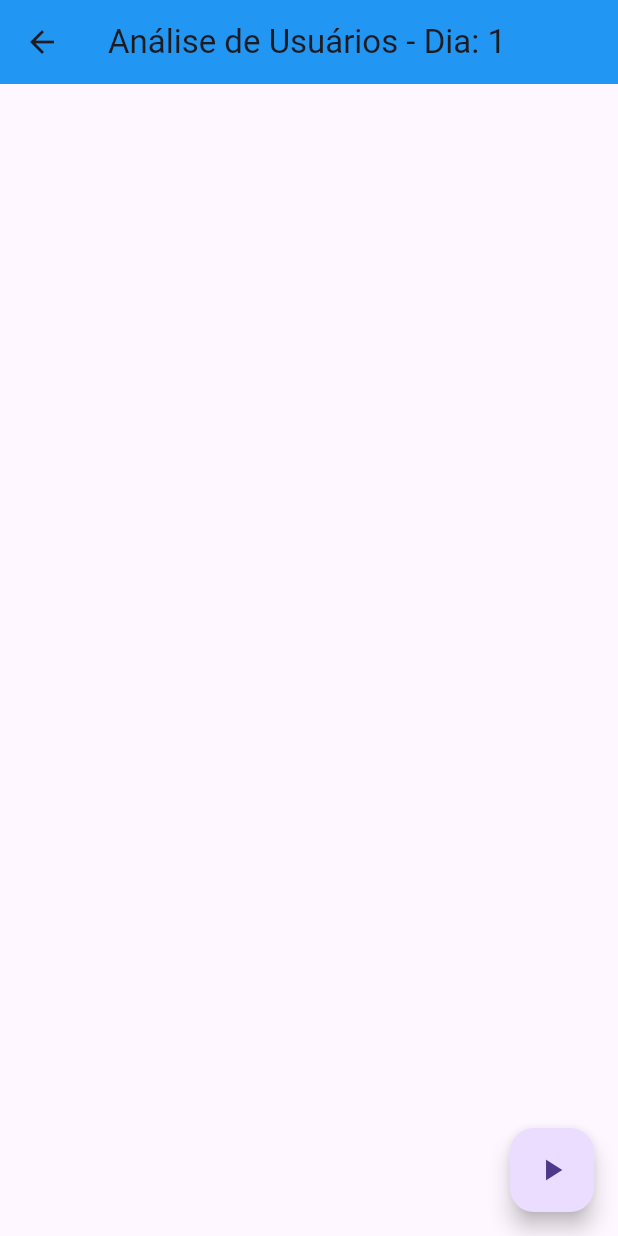
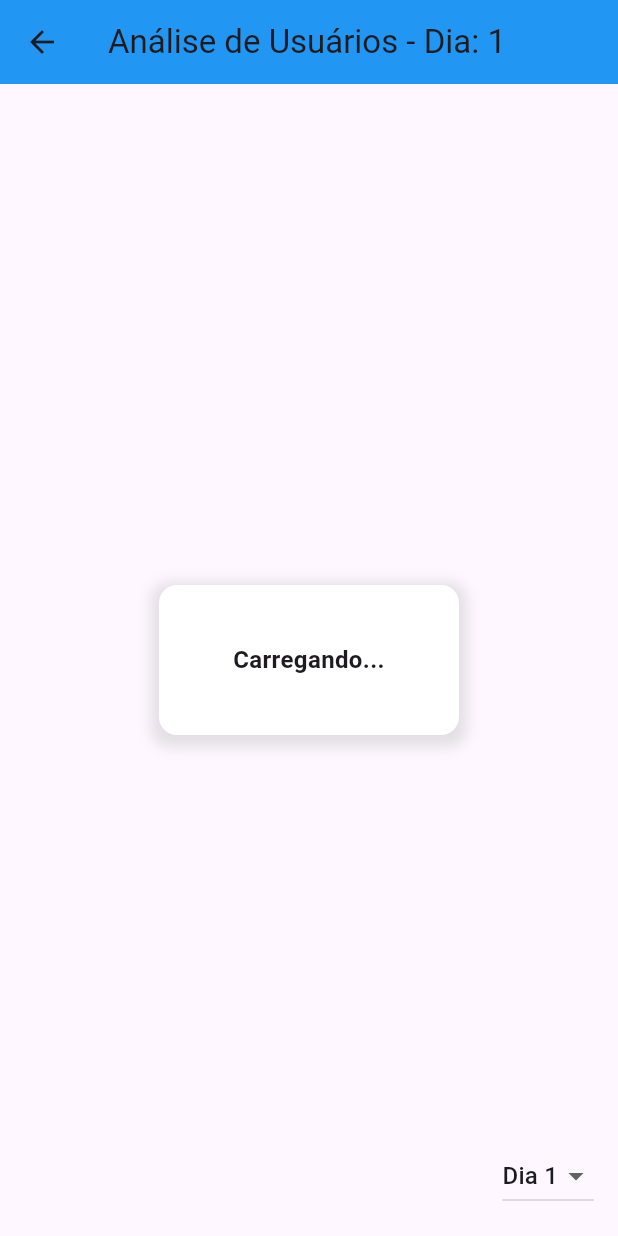
Before and after one commit to Prism411/vt-web, a Flutter app: the AnalysisScreen screen opened directly with empty values, on a phone screen of 412 x 824 dp. Run offline on Flutter 3.47's test engine with Material 3 defaults, Android fonts, the phone set to English and light mode, and no system bars; our stand-ins replace firebase_auth, firebase_core, google_sign_in; accounts and stored records are empty; generated files the repository leaves out were written again.

Commit message:
web working well

```diff
--- a/lib/screens/analysis.dart
+++ b/lib/screens/analysis.dart
@@ -1,4 +1,5 @@
 import 'dart:async'; // Importe a biblioteca dart:async
+import 'dart:math' show Random; // Para gerar números aleatórios
 import 'package:flutter/material.dart';
 import 'package:firebase_auth/firebase_auth.dart';
 import 'package:vtweb/services/call/model.dart'; // Substitua pelo caminho correto
@@ -15,37 +16,78 @@ class AnalysisScreen extends StatefulWidget {
 class _AnalysisScreenState extends State<AnalysisScreen> {
   List<UserData> usersData = [];
   int currentBlock = 1;
-  Timer? _timer; // Adiciona uma variável para o Timer
+  List<int> days = [1];
+  int selectedDay = 1;
+  Timer? _timerDays;
+  Timer? _timerFetch;
+  Timer? _timerMessageUpdate;
+  String randomMessage = "Carregando..."; // Mensagem inicial
+
+  final List<String> messages = [
+    "está se sentindo feliz hoje!",
+    "está se sentindo triste ultimamente.",
+    "parece estar tendo um ótimo dia!",
+    "poderia estar se sentindo melhor.",
+    "está em um ótimo humor hoje!",
+    "Demonstra tristeza recorrente.",
+    "Está se sentido muito bem!",
+    "Está se sentindo mal.",
+    "Está triste novamente, está tudo bem?",
+    "Está altamente produtivo!",
+  ];
 
   @override
   void initState() {
     super.initState();
+    _startAutoAddDays();
+    _startAutoFetch();
+    _timerMessageUpdate = Timer.periodic(Duration(days: 5), (Timer t) => _updateRandomMessage());
   }
 
   @override
   void dispose() {
-    _timer?.cancel(); // Certifique-se de cancelar o timer quando o widget for desmontado
+    _timerDays?.cancel();
+    _timerFetch?.cancel();
+    _timerMessageUpdate?.cancel();
     super.dispose();
   }
 
-  void _startAutoFetch() {
-    // Cancela qualquer timer existente
-    _timer?.cancel();
-
-    // Cria um novo timer que chama _fetchBlockData a cada 10 Ssegundos
-    _timer = Timer.periodic(Duration(seconds: 2), (timer) {
-      _fetchBlockData(currentBlock++);
+  void _startAutoAddDays() {
+    _timerDays = Timer.periodic(Duration(seconds: 2), (Timer timer) {
+      setState(() {
+        int nextDay = days.last + 1;
+        days.add(nextDay);
+        if (selectedDay == days[days.length - 2]) {
+          selectedDay = nextDay;
+          _fetchBlockData(selectedDay);
+        }
+      });
     });
   }
 
-  Future<void> _fetchBlockData(int bloco) async {
+  void _startAutoFetch() {
+    _timerFetch?.cancel();
+  }
+
+  Future<void> _fetchBlockData(int block) async {
     try {
-      final users = await fetchUsersDataBlock(bloco);
+      final users = await fetchUsersDataBlock(block);
       setState(() {
         usersData = users;
       });
+      _updateRandomMessage(); // Atualiza a mensagem com os dados recém carregados
     } catch (e) {
       print('Erro ao buscar os dados: $e');
+    }
+  }
+
+  void _updateRandomMessage() {
+    if (usersData.isNotEmpty) {
+      final randomUser = usersData[Random().nextInt(usersData.length)];
+      final message = messages[Random().nextInt(messages.length)];
+      setState(() {
+        randomMessage = "${randomUser.name} $message";
+      });
     }
   }
 
@@ -53,11 +95,16 @@ class _AnalysisScreenState extends State<AnalysisScreen> {
   Widget build(BuildContext context) {
     return Scaffold(
       appBar: AppBar(
-          title: Text('Análise de Usuários - Dia: $currentBlock'),
+        title: Text('Análise de Usuários - Dia: $selectedDay'),
         backgroundColor: Colors.blue,
       ),
-      body: Row(
-        crossAxisAlignment: CrossAxisAlignment.stretch,
+      body: Stack(
+        children: [
+          Row(
+            children: [
+              Expanded(
+                flex: 3,
+                child: Column(
                   children: [
                     Expanded(
                       child: ListView.builder(
@@ -70,21 +117,66 @@ class _AnalysisScreenState extends State<AnalysisScreen> {
                         },
                       ),
                     ),
+                  ],
+                ),
+              ),
               if (usersData.isNotEmpty)
-            Align(
-              alignment: Alignment.centerRight,
+                Expanded(
+                  flex: 2,
+                  child: Container(
+                    alignment: Alignment.center,
                     child: Image.network(
-                'http://localhost:8080' + usersData.first.filepath, // Concatena a base URL com o filepath
-                width: 500,
-                height: 500,
+                      'http://localhost:8080' + usersData.first.filepath,
+                      fit: BoxFit.cover,
+                    ),
                   ),
                 ),
             ],
           ),
-      floatingActionButton: FloatingActionButton(
-        onPressed: _startAutoFetch, // Atualiza para chamar _startAutoFetch
-        tooltip: 'Começar',
-        child: Icon(Icons.play_arrow),
+          Center(
+            child: Container(
+              width: 200,
+              height: 100,
+              decoration: BoxDecoration(
+                color: Colors.white,
+                borderRadius: BorderRadius.circular(12),
+                boxShadow: [
+                  BoxShadow(
+                    color: Colors.black.withOpacity(0.1),
+                    spreadRadius: 5,
+                    blurRadius: 7,
+                    offset: Offset(0, 3),
+                  ),
+                ],
+              ),
+              child: Center(
+                child: Padding(
+                  padding: const EdgeInsets.all(8.0),
+                  child: Text(
+                    randomMessage,
+                    style: TextStyle(fontSize: 16, fontWeight: FontWeight.bold),
+                    textAlign: TextAlign.center,
+                  ),
+                ),
+              ),
+            ),
+          ),
+        ],
+      ),
+      floatingActionButton: DropdownButton<int>(
+        value: selectedDay,
+        onChanged: (newValue) {
+          setState(() {
+            selectedDay = newValue!;
+            _fetchBlockData(selectedDay);
+          });
+        },
+        items: days.map<DropdownMenuItem<int>>((int value) {
+          return DropdownMenuItem<int>(
+            value: value,
+            child: Text('Dia $value'),
+          );
+        }).toList(),
       ),
     );
   }
```
Also changed, not shown: 1 other file. Lines whose indentation alone changed are shown as unchanged.
